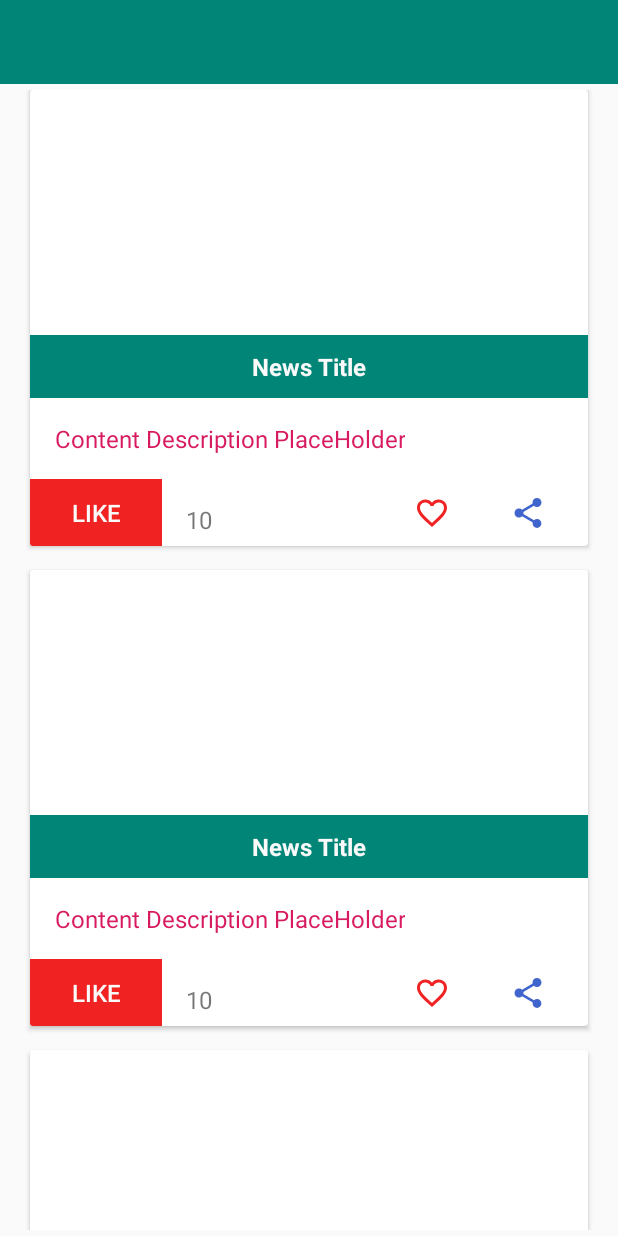
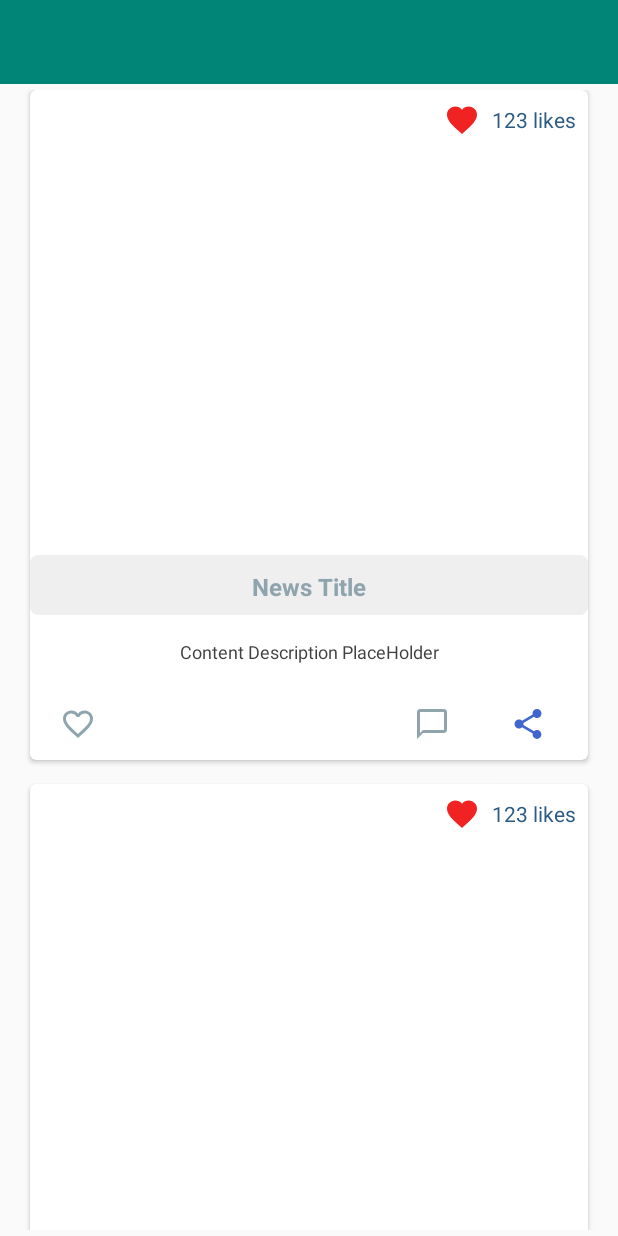
Before and after one commit to jonathanchh1/NewsFeeding, an Android app: the layout activity_feeds.xml on its own in the app's theme, with its tools: preview values and no code run, on a phone screen of 412 x 824 dp. Run offline under Robolectric (Android 15) with nearby library versions, the phone set to English and light mode, and no system bars.

Commit message:
updating newsfeed

```diff
--- a/app/src/main/java/com/emi/newsfeeding/NewsFeedActivity.kt
+++ b/app/src/main/java/com/emi/newsfeeding/NewsFeedActivity.kt
@@ -70,6 +70,7 @@ class NewsFeedActivity : AppCompatActivity() {
         setSupportActionBar(toolbar)
         supportActionBar?.setDisplayHomeAsUpEnabled(false)
         supportActionBar?.setDisplayShowTitleEnabled(true)
+        supportActionBar?.elevation = 7.5f
     }
 
 
@@ -109,7 +110,8 @@ class NewsFeedActivity : AppCompatActivity() {
 
 
     override fun onOptionsItemSelected(item: MenuItem?): Boolean {
-        if(item?.itemId == R.id.action_toggle){
+        val id = item?.itemId
+        if(id == R.id.action_toggle){
             toggle()
             return true
         }
@@ -118,16 +120,16 @@ class NewsFeedActivity : AppCompatActivity() {
 
     private fun toggle(){
         if(isListView){
+            showGridView()
+        }else{
             showListView()
-        }else{
-            showGridView()
         }
     }
 
     private fun showListView(){
         staggeredGridLayoutManager.spanCount = 1
         val item = menu.findItem(R.id.action_toggle)
-        item.setIcon(R.drawable.ic_action_list)
+        item.setIcon(R.drawable.ic_action_grid)
         item.title = getString(R.string.list)
         isListView = true
     }
@@ -135,7 +137,7 @@ class NewsFeedActivity : AppCompatActivity() {
     private fun showGridView(){
         staggeredGridLayoutManager.spanCount = 2
         val item = menu.findItem(R.id.action_toggle)
-        item.setIcon(R.drawable.ic_action_grid)
+        item.setIcon(R.drawable.ic_action_list)
         item.title = getString(R.string.grid)
         isListView = false
     }
--- /dev/null
+++ b/app/src/main/res/drawable/bg_like_circle_background.xml
@@ -0,0 +1,9 @@
+<?xml version="1.0" encoding="utf-8"?>
+<shape xmlns:android="http://schemas.android.com/apk/res/android"
+       android:bottom="2dp"
+       android:left="2dp"
+       android:right="2dp"
+       android:shape="oval"
+       android:top="2dp">
+    <solid android:color="#66ffffff" />
+</shape>
--- /dev/null
+++ b/app/src/main/res/drawable/ic_chat_bubble_outline_black_24dp.xml
@@ -0,0 +1,9 @@
+<vector xmlns:android="http://schemas.android.com/apk/res/android"
+        android:width="24dp"
+        android:height="24dp"
+        android:viewportWidth="24.0"
+        android:viewportHeight="24.0">
+    <path
+        android:fillColor="#FF000000"
+        android:pathData="M20,2L4,2c-1.1,0 -2,0.9 -2,2v18l4,-4h14c1.1,0 2,-0.9 2,-2L22,4c0,-1.1 -0.9,-2 -2,-2zM20,16L6,16l-2,2L4,4h16v12z"/>
+</vector>
--- /dev/null
+++ b/app/src/main/res/drawable/ic_comment_black_24dp.xml
@@ -0,0 +1,9 @@
+<vector xmlns:android="http://schemas.android.com/apk/res/android"
+        android:width="24dp"
+        android:height="24dp"
+        android:viewportWidth="24.0"
+        android:viewportHeight="24.0">
+    <path
+        android:fillColor="#FF000000"
+        android:pathData="M21.99,4c0,-1.1 -0.89,-2 -1.99,-2L4,2c-1.1,0 -2,0.9 -2,2v12c0,1.1 0.9,2 2,2h14l4,4 -0.01,-18zM18,14L6,14v-2h12v2zM18,11L6,11L6,9h12v2zM18,8L6,8L6,6h12v2z"/>
+</vector>
--- /dev/null
+++ b/app/src/main/res/drawable/ic_favorite_black_24dp.xml
@@ -0,0 +1,9 @@
+<vector xmlns:android="http://schemas.android.com/apk/res/android"
+        android:width="24dp"
+        android:height="24dp"
+        android:viewportWidth="24.0"
+        android:viewportHeight="24.0">
+    <path
+        android:fillColor="#FF000000"
+        android:pathData="M12,21.35l-1.45,-1.32C5.4,15.36 2,12.28 2,8.5 2,5.42 4.42,3 7.5,3c1.74,0 3.41,0.81 4.5,2.09C13.09,3.81 14.76,3 16.5,3 19.58,3 22,5.42 22,8.5c0,3.78 -3.4,6.86 -8.55,11.54L12,21.35z"/>
+</vector>
--- /dev/null
+++ b/app/src/main/res/drawable/ic_thumb_up_black_24dp.xml
@@ -0,0 +1,9 @@
+<vector xmlns:android="http://schemas.android.com/apk/res/android"
+        android:width="24dp"
+        android:height="24dp"
+        android:viewportWidth="24.0"
+        android:viewportHeight="24.0">
+    <path
+        android:fillColor="#FF000000"
+        android:pathData="M1,21h4L5,9L1,9v12zM23,10c0,-1.1 -0.9,-2 -2,-2h-6.31l0.95,-4.57 0.03,-0.32c0,-0.41 -0.17,-0.79 -0.44,-1.06L14.17,1 7.59,7.59C7.22,7.95 7,8.45 7,9v10c0,1.1 0.9,2 2,2h9c0.83,0 1.54,-0.5 1.84,-1.22l3.02,-7.05c0.09,-0.23 0.14,-0.47 0.14,-0.73v-1.91l-0.01,-0.01L23,10z"/>
+</vector>
--- a/app/src/main/res/layout/news_items.xml
+++ b/app/src/main/res/layout/news_items.xml
@@ -6,27 +6,64 @@
         <import type="android.view.View"/>
         <variable name="newsModel" type="com.emi.newsfeeding.PresentViewModel"/>
         <variable name="newsLike" type="com.emi.newsfeeding.NewsViewModel"/>
-        <variable name="news" type="com.emi.newsfeeding.NewsFeed"/>
     </data>
 
 
-<androidx.cardview.widget.CardView
+<com.google.android.material.card.MaterialCardView
         android:id="@+id/cardView"
         android:layout_width="match_parent"
-        android:layout_height="@dimen/height"
+        android:layout_height="wrap_content"
+        android:nestedScrollingEnabled="true"
+        bind:cardElevation="2dp"
         android:onClick="@{newsModel::onClick}"
-        android:layout_gravity="center"
         android:layout_marginBottom="@dimen/activity_vertical_margin"
         android:layout_marginLeft="@dimen/activity_vertical_margin"
         android:layout_marginRight="@dimen/activity_vertical_margin"
        android:foreground="?attr/selectableItemBackground">
 
-    <RelativeLayout android:id="@+id/relative"
+
+
+        <RelativeLayout android:id="@+id/image_layout"
+                        android:layout_width="wrap_content"
+                        android:layout_height="wrap_content">
+
+            <LinearLayout
                     android:layout_width="match_parent"
-                    android:layout_height="wrap_content"
-                    android:orientation="horizontal">
+                    android:layout_height="40dp"
+                    android:layout_weight="1"
+                    android:gravity="center_vertical|right"
+                    android:shadowColor="@color/colorgrey"
+                    android:layout_alignParentStart="true"
+                    android:layout_alignParentEnd="true"
+                    android:layout_alignParentRight="true">
 
-        <ImageView android:id="@+id/thumbnail"
+                <ImageView
+                        android:layout_width="wrap_content"
+                        android:layout_height="wrap_content"
+                        android:tint="@color/favorite_matte"
+                        android:src="@drawable/ic_favorite_black_24dp"/>
+
+                <TextSwitcher
+                        android:id="@+id/tsLikesCounter"
+                        android:layout_width="wrap_content"
+                        android:layout_height="wrap_content"
+                        android:layout_marginLeft="8dp"
+                        android:layout_marginRight="8dp"
+                        android:inAnimation="@anim/slide_in_likes_counter"
+                        android:outAnimation="@anim/slide_out_like_counter">
+
+                    <TextView
+                            android:layout_width="wrap_content"
+                            android:layout_height="wrap_content"
+                            android:text="@{Integer.toString(newsModel.likes())}"
+                            tools:text="@string/likes_count_"
+                            android:textColor="@color/text_like_counter"/>
+
+                </TextSwitcher>
+            </LinearLayout>
+
+
+            <ImageView android:id="@+id/thumbnail"
                    android:layout_width="match_parent"
                    android:layout_height="@dimen/imageHeight"
                    android:scaleType="centerCrop"
@@ -34,70 +71,80 @@
                    android:transitionName="@string/viewTrans"
                    bind:srcCompat="@{newsModel.thumbnail}"/>
 
+
+
         <RelativeLayout android:id="@+id/title_placeholder"
                         android:layout_alignBottom="@+id/thumbnail"
                         android:layout_width="wrap_content"
                         android:layout_height="wrap_content"
-                        android:background="@color/colorPrimary"
+                        android:background="@drawable/shadow"
                         android:transitionName="@string/experimental">
 
         <TextView android:id="@+id/title"
                  android:layout_width="match_parent"
-                  android:layout_height="wrap_content"
+                  android:layout_height="@dimen/title"
                   android:text="@{newsModel.title}"
                   android:layout_margin="@dimen/margins"
                   android:textStyle="bold"
                   android:textAppearance="@style/TextAppearance.AppCompat.Subhead"
-                  android:textColor="@color/white"
+                  android:textColor="@color/detail_accent_label"
                   android:transitionName="@string/viewTrans"
                   tools:text="@string/title"
                   android:gravity="center"/>
+
+
         </RelativeLayout>
 
+        <RelativeLayout android:id="@+id/desc_placeholder"
+                        android:layout_width="wrap_content"
+                        android:layout_height="wrap_content"
+                        android:layout_below="@+id/title_placeholder">
+
         <TextView android:id="@+id/desc"
-                  android:layout_width="wrap_content"
+                  android:layout_width="match_parent"
                   android:layout_height="wrap_content"
-                  android:layout_below="@+id/title_placeholder"
                   android:ellipsize="end"
                   android:singleLine="true"
                   android:text="@{newsModel.desc}"
-                  android:textSize="@dimen/text_size"
+                  android:textSize="@dimen/desc_text"
                   android:gravity="center"
                   tools:text="@string/desc"
-                  android:textColor="@color/colorAccent"
+                  android:textColor="@color/dark_gray"
                   android:layout_marginBottom="@dimen/activity_vertical_margin"
                   android:layout_marginTop="@dimen/activity_vertical_margin"
                   android:layout_marginRight="@dimen/activity_vertical_margin"
                   android:layout_marginLeft="@dimen/activity_vertical_margin"/>
 
-        <Button android:id="@+id/like_button"
-                style="?android:attr/borderlessButtonStyle"
-                android:text="@string/like"
-                android:textSize="@dimen/text_size"
-                android:onClick="@{() -> newsLike.onLike()}"
-                android:background="@color/favorite_matte"
-                android:textColor="@color/white"
-                android:layout_width="wrap_content"
-                android:layout_below="@+id/desc"
-                android:layout_height="wrap_content"/>
+        </RelativeLayout>
 
-        <TextView android:id="@+id/like_text"
-                  android:layout_width="wrap_content"
-                  android:layout_height="wrap_content"
-                  android:text="@{Integer.toString(newsModel.likes())}"
-                  android:textSize="@dimen/text_size"
-                  android:layout_below="@+id/desc"
-                  tools:text="@string/number"
-                  android:layout_marginLeft="@dimen/activity_vertical_margin"
-                  android:layout_toLeftOf="@+id/favorite_button"
-                 android:layout_marginTop="@dimen/activity_vertical_margin"
-                 android:layout_toRightOf="@+id/like_button"/>
 
-        <ImageButton android:id="@+id/share_button"
+        <RelativeLayout android:id="@+id/share_items"
+                        android:layout_width="wrap_content"
+                        android:layout_height="wrap_content"
+                        android:layout_below="@+id/desc_placeholder">
+
+            <LinearLayout
+                    android:layout_width="match_parent"
+                    android:layout_height="wrap_content"
+                    android:paddingLeft="8dp"
+                    android:paddingRight="8dp">
+
+                <ImageButton
+                        android:id="@+id/btnLike"
+                        android:layout_width="48dp"
+                        android:layout_height="48dp"
+                        android:background="@android:color/transparent"
+                        android:onClick="@{() -> newsLike.onLike()}"
+                        android:tint="@color/detail_accent_label"
+                        android:src="@drawable/ic_favorite_border_black_24dp"/>
+
+            </LinearLayout>
+
+
+            <ImageButton android:id="@+id/share_button"
                      style="?android:attr/borderlessButtonStyle"
                      android:layout_width="@dimen/sizes_share"
                      android:layout_height="@dimen/sizes_share"
-                     android:layout_below="@+id/desc"
                      android:layout_alignParentRight="true"
                      android:layout_alignParentEnd="true"
                      android:layout_marginRight="@dimen/activity_vertical_margin"
@@ -111,11 +158,14 @@
                 android:layout_width="@dimen/sizes_share"
                 android:layout_height="@dimen/sizes_share"
                 android:layout_marginRight="@dimen/activity_vertical_margin"
-                android:layout_below="@+id/desc"
                 android:layout_toLeftOf="@id/share_button"
-                android:src="@drawable/ic_favorite_border_black_24dp"
-                android:tint="@color/favorite_matte"/>
+                android:src="@drawable/ic_chat_bubble_outline_black_24dp"
+                android:tint="@color/detail_accent_label"/>
+
         </RelativeLayout>
 
-</androidx.cardview.widget.CardView>
+
+
+    </RelativeLayout>
+</com.google.android.material.card.MaterialCardView>
 </layout>
--- a/app/src/main/res/values/colors.xml
+++ b/app/src/main/res/values/colors.xml
@@ -5,12 +5,27 @@
     <color name="colorAccent">#D81B60</color>
     <color name="white">#FAFAFA</color>
     <color name="colorgrey">#B4B3B3</color>
+    <color name="dark_gray">#DF252525</color>
     <color name="share_matte">#4065cc</color>
     <color name="favorite_matte">#f12222</color>
-    <color name="detail_accent_pane_background">#455A64</color>
+    <color name="detail_accent_pane_background">#AFB1B4</color>
     <color name="detail_accent_label">#90A4AE</color>
     <color name="medium_grey">#1b686464</color>
     <color name="shadow">#00000000</color>
     <color name="shadowfade">#10000000</color>
 
+
+    <color name="btn_default_light_normal">#00000000</color>
+    <color name="btn_default_light_pressed">#40ffffff</color>
+    <color name="btn_send_normal">#02c754</color>
+    <color name="btn_send_pressed">#006633</color>
+    <color name="btn_default_shadow">#99000000</color>
+    <color name="btn_context_menu_normal">#ffffff</color>
+    <color name="btn_context_menu_pressed">#40000000</color>
+    <color name="btn_context_menu_text_red">#ffff0000</color>
+
+    <color name="text_like_counter">#2b5a83</color>
+
+    <color name="bg_comments">#ffffff</color>
+
 </resources>
--- a/app/src/main/res/values/dimens.xml
+++ b/app/src/main/res/values/dimens.xml
@@ -1,12 +1,15 @@
 <?xml version="1.0" encoding="utf-8"?>
 <resources>
     <dimen name="padding">4dp</dimen>
-    <dimen name="height">304dp</dimen>
     <dimen name="activity_vertical_margin">16dp</dimen>
-    <dimen name="imageHeight">205dp</dimen>
+    <dimen name="imageHeight">350dp</dimen>
     <dimen name="text_size">16sp</dimen>
     <dimen name="like_size">12dp</dimen>
     <dimen name="sizes_share">48dp</dimen>
+    <dimen name="title">20dp</dimen>
     <dimen name="margins">10dp</dimen>
     <dimen name="app_bar_height">250dp</dimen>
+    <dimen name="desc_text">12sp</dimen>
+
+
 </resources>
--- a/app/src/main/res/values/strings.xml
+++ b/app/src/main/res/values/strings.xml
@@ -21,4 +21,7 @@
     <string name="toolbarTrans">tActionBar</string>
     <string name="experimental">title_placeHolder</string>
     <string name="unkown">author unknown</string>
+    <string name="likes_count_">123 likes</string>
+
+
 </resources>
```
Also changed, not shown: app/src/main/res/anim/slide_in_likes_counter.xml (added, +11 -0 lines), app/src/main/res/anim/slide_out_like_counter.xml (added, +11 -0 lines).
